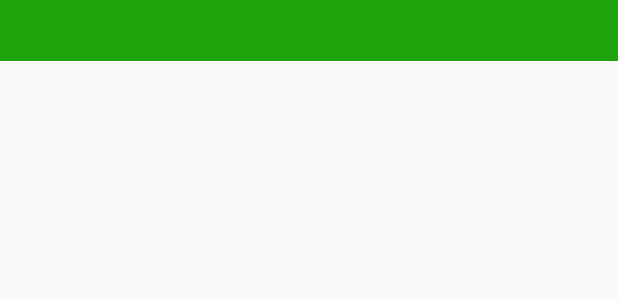
After one commit to sisaza92/MiOfertaUdeAMovil, an Android app: the layout prueba_programa_layout.xml on its own in the app's theme, with its tools: preview values and no code run, on a phone screen of 412 x 824 dp. The commit adds this screen. Shown: the top 300 px of the screen. Run offline under Robolectric (Android 15) with nearby library versions, the phone set to English and light mode, and no system bars.

Commit message:
Rejected commit: Default

```diff
--- /dev/null
+++ b/app/src/main/java/udea/edu/co/miofertaudea/vista/activity/ProgramaActivity.java
@@ -0,0 +1,30 @@
+package udea.edu.co.miofertaudea.vista.activity;
+
+import android.content.BroadcastReceiver;
+import android.content.Context;
+import android.content.IntentFilter;
+import android.os.Bundle;
+import android.support.annotation.Nullable;
+import android.support.v7.app.AppCompatActivity;
+import android.util.Log;
+import android.view.Display;
+
+import udea.edu.co.miofertaudea.R;
+
+/**
+ * Created by Santiago on 01/11/2016.
+ */
+public class ProgramaActivity extends AppCompatActivity {
+
+    private IntentFilter filtro;
+    private BroadcastReceiver receptor;
+
+    @Override
+    protected void onCreate(@Nullable Bundle savedInstanceState) {
+        super.onCreate(savedInstanceState);
+        setContentView(R.layout.prueba_programa_layout);
+
+
+        Log.d("REGISTRO -->","CLASE: ProgramaActivity    METODO: onCreate");
+    }
+}
--- /dev/null
+++ b/app/src/main/res/layout/prueba_programa_layout.xml
@@ -0,0 +1,22 @@
+<?xml version="1.0" encoding="utf-8"?>
+<LinearLayout xmlns:android="http://schemas.android.com/apk/res/android"
+    android:orientation="vertical" android:layout_width="match_parent"
+    android:layout_height="match_parent"
+    android:weightSum="1">
+
+
+    <Spinner
+        android:layout_width="match_parent"
+        android:layout_height="wrap_content"
+        android:id="@+id/spinner_programa"
+        android:background="@color/Verde_UdeA"
+        android:clickable="false"
+        android:visibility="visible"
+        android:transitionGroup="false"
+        android:textAlignment="center"
+        android:spinnerMode="dialog"
+        android:forceHasOverlappingRendering="false"
+        android:focusableInTouchMode="false"
+        android:layout_weight="0.05" />
+
+</LinearLayout>
--- a/app/src/main/res/values/colors.xml
+++ b/app/src/main/res/values/colors.xml
@@ -3,4 +3,5 @@
     <color name="colorPrimary">#00AA11</color>
     <color name="colorPrimaryDark">#66AA00</color>
     <color name="colorAccent">#444444</color>
+    <color name="Verde_UdeA">#1fa40e</color>
 </resources>
```
